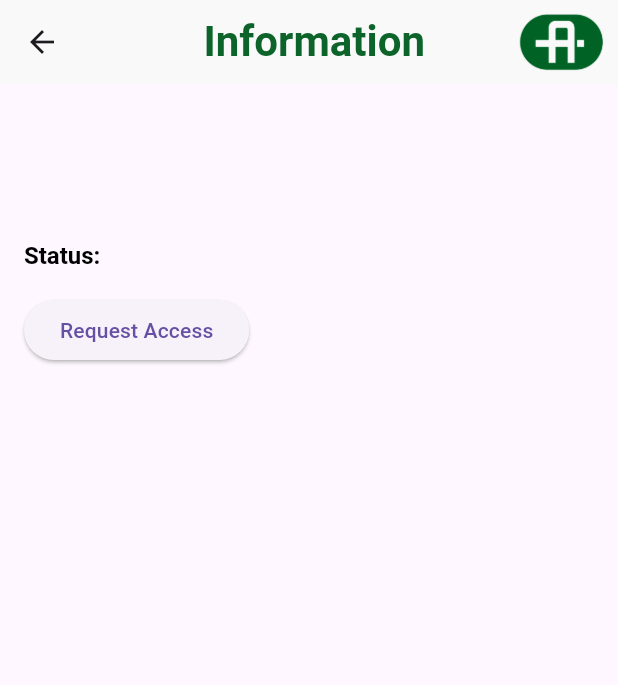
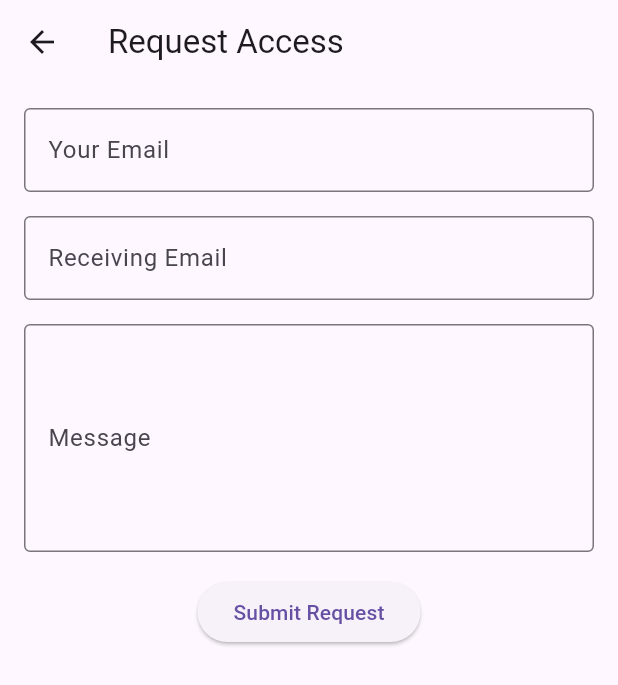
Before and after one commit to AndKlet/Autronica-Onboarding-clean, a Flutter app: the SoftwareInfoPage screen opened directly with empty values, after a tap on "Request Access", on a phone screen of 412 x 824 dp. Shown: the top 685 px of the screen. Run offline on Flutter 3.47's test engine with Material 3 defaults, Android fonts, the phone set to English and light mode, and no system bars; our stand-ins replace dotted_border, flutter_svg; network calls fail.

Commit message:
started on the email solver

```diff
--- a/frontend/autron/lib/src/screens/software_info_screen.dart
+++ b/frontend/autron/lib/src/screens/software_info_screen.dart
@@ -1,5 +1,6 @@
 import 'package:flutter/material.dart';
 import 'package:autron/src/widgets/app_bar.dart';
+import 'package:autron/src/widgets/request_access_form.dart';
 
 class SoftwareInfoPage extends StatelessWidget {
   final String softwareName;
@@ -60,13 +61,17 @@ class SoftwareInfoPage extends StatelessWidget {
               const SizedBox(height: 16),
               ElevatedButton(
                 onPressed: () {
-                // request button without a functionality atm
+                  Navigator.push(
+                    context,
+                    MaterialPageRoute(
+                      builder: (context) => RequestAccessForm(),
+                    ),
+                  );
                 },
                 child: const Text('Request Access'),
-            ),
+              )
             ],
           ),
-      ),
-    );
+        ));
   }
 }
--- /dev/null
+++ b/frontend/autron/lib/src/widgets/request_access_form.dart
@@ -0,0 +1,55 @@
+import 'package:flutter/material.dart';
+
+class RequestAccessForm extends StatelessWidget {
+  RequestAccessForm({super.key});
+
+  final _formKey = GlobalKey<FormState>();
+
+  @override
+  Widget build(BuildContext context) {
+    return Scaffold(
+      appBar: AppBar(title: const Text('Request Access')),
+      body: Padding(
+        padding: const EdgeInsets.all(16.0),
+        child: Form(
+          key: _formKey,
+          child: Column(
+            children: [
+              TextFormField(
+                decoration: const InputDecoration(
+                  labelText: 'Your Email',
+                  border: OutlineInputBorder(),
+                ),
+                keyboardType: TextInputType.emailAddress,
+              ),
+              const SizedBox(height: 16),
+              TextFormField(
+                decoration: const InputDecoration(
+                  labelText: 'Receiving Email',
+                  border: OutlineInputBorder(),
+                ),
+                keyboardType: TextInputType.emailAddress,
+              ),
+              const SizedBox(height: 16),
+              TextFormField(
+                decoration: const InputDecoration(
+                  labelText: 'Message',
+                  border: OutlineInputBorder(),
+                ),
+                keyboardType: TextInputType.multiline,
+                maxLines: 5,
+              ),
+              const SizedBox(height: 16),
+              ElevatedButton(
+                onPressed: () {
+                  // Add form submission logic here
+                },
+                child: const Text('Submit Request'),
+              ),
+            ],
+          ),
+        ),
+      ),
+    );
+  }
+}
```
Also changed, not shown: 3 other files. Lines whose indentation alone changed are shown as unchanged.
